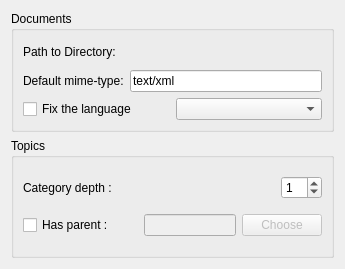
The window that kgalileicenter/qfilldatabase.ui (pfrancq/galilei) describes before a commit, drawn with Qt 5.
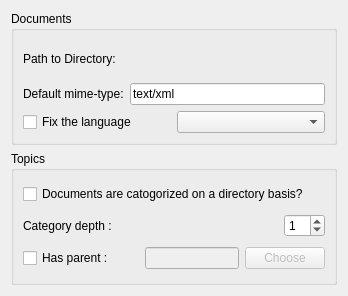
The same window after the commit. Custom widgets are drawn as their Qt base class.

Commit message: - The dialog box to create a database has its own class 'QCreateDatabase'. - The thread-oriented tasks were moved from 'qsessionprogress.*' to the classes calling these tasks.

What changed in the file:
```diff
--- a/kgalileicenter/qfilldatabase.ui
+++ b/kgalileicenter/qfilldatabase.ui
@@ -5,14 +5,14 @@
    <rect>
     <x>0</x>
     <y>0</y>
-    <width>343</width>
-    <height>269</height>
+    <width>348</width>
+    <height>296</height>
    </rect>
   </property>
   <property name="windowTitle" >
    <string>Form</string>
   </property>
-  <layout class="QVBoxLayout" name="verticalLayout_2" >
+  <layout class="QVBoxLayout" name="verticalLayout_3" >
    <item>
     <widget class="QGroupBox" name="groupBox2" >
      <property name="title" >
@@ -86,7 +86,14 @@
      <property name="title" >
       <string>Topics</string>
      </property>
-     <layout class="QVBoxLayout" name="_4" >
+     <layout class="QVBoxLayout" name="verticalLayout_2" >
+      <item>
+       <widget class="QCheckBox" name="Topics" >
+        <property name="text" >
+         <string>Documents are catogorized on a directory basis?</string>
+        </property>
+       </widget>
+      </item>
       <item>
        <layout class="QHBoxLayout" name="_5" >
         <item>
```
Left out of the diff: 76 changed lines with no effect on the pictures. The commit also changes 8 other files.
